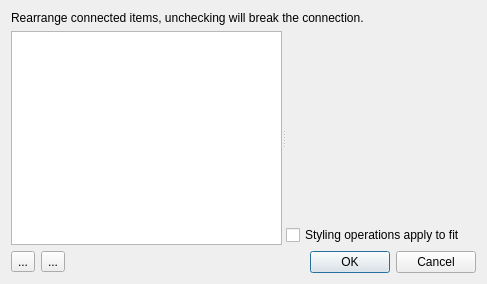
Before: the Qt Designer form kinetic/metaitemproperties.ui in hvennekate/data_element, drawn with Qt 5.
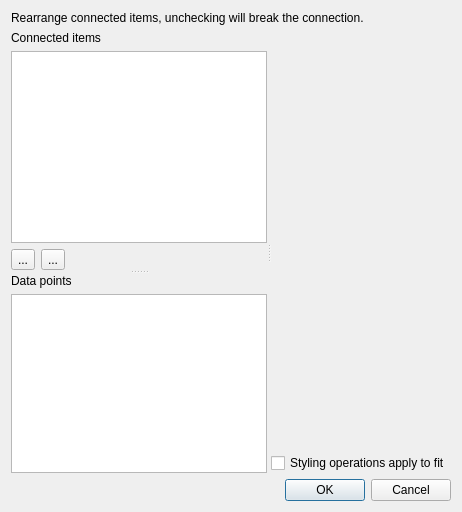
After: the same form once the commit is applied. Custom widgets are drawn as their Qt base class.

```diff
--- a/kinetic/metaitemproperties.ui
+++ b/kinetic/metaitemproperties.ui
@@ -6,14 +6,20 @@
    <rect>
     <x>0</x>
     <y>0</y>
-    <width>487</width>
-    <height>284</height>
+    <width>452</width>
+    <height>512</height>
    </rect>
   </property>
+  <property name="sizePolicy">
+   <sizepolicy hsizetype="Preferred" vsizetype="Fixed">
+    <horstretch>0</horstretch>
+    <verstretch>0</verstretch>
+   </sizepolicy>
+  </property>
   <property name="windowTitle">
    <string>Connected Items</string>
   </property>
-  <layout class="QVBoxLayout" name="verticalLayout_3">
+  <layout class="QVBoxLayout" name="verticalLayout_4">
    <item>
     <widget class="QLabel" name="label">
      <property name="text">
@@ -22,16 +28,27 @@
     </widget>
    </item>
    <item>
+    <widget class="QSplitter" name="plotListSplitter">
+     <property name="orientation">
+      <enum>Qt::Horizontal</enum>
+     </property>
     <widget class="QSplitter" name="splitter">
-     <property name="sizePolicy">
-      <sizepolicy hsizetype="Expanding" vsizetype="MinimumExpanding">
-       <horstretch>0</horstretch>
-       <verstretch>0</verstretch>
-      </sizepolicy>
-     </property>
      <property name="orientation">
-      <enum>Qt::Horizontal</enum>
-     </property>
+       <enum>Qt::Vertical</enum>
+      </property>
+      <widget class="QWidget" name="layoutWidget">
+       <layout class="QVBoxLayout" name="verticalLayout_2">
+        <item>
+         <widget class="QLabel" name="label_2">
+          <property name="text">
+           <string>Connected items</string>
+          </property>
+          <property name="buddy">
+           <cstring>connectedItemsList</cstring>
+          </property>
+         </widget>
+        </item>
+        <item>
      <widget class="QListWidget" name="connectedItemsList">
       <property name="sizePolicy">
        <sizepolicy hsizetype="MinimumExpanding" vsizetype="MinimumExpanding">
@@ -43,27 +60,9 @@
        <enum>QAbstractItemView::ContiguousSelection</enum>
       </property>
      </widget>
-     <widget class="QWidget" name="layoutWidget">
-      <layout class="QVBoxLayout" name="verticalLayout">
-       <item>
-        <widget class="QwtPlot" name="itemPreview"/>
        </item>
        <item>
-        <widget class="QCheckBox" name="styleFit">
-         <property name="enabled">
-          <bool>true</bool>
-         </property>
-         <property name="text">
-          <string>Styling operations apply to fit</string>
-         </property>
-        </widget>
-       </item>
-      </layout>
-     </widget>
-    </widget>
-   </item>
-   <item>
-    <layout class="QHBoxLayout" name="horizontalLayout_2">
+         <layout class="QHBoxLayout" name="horizontalLayout">
      <item>
       <widget class="QToolButton" name="moveUpButton">
        <property name="text">
@@ -91,14 +90,73 @@
        </property>
       </spacer>
      </item>
+         </layout>
+        </item>
+       </layout>
+      </widget>
+      <widget class="QWidget" name="layoutWidget">
+       <layout class="QVBoxLayout" name="verticalLayout_3">
+        <item>
+         <widget class="QLabel" name="dataPointsLabel">
+          <property name="text">
+           <string>Data points</string>
+          </property>
+          <property name="buddy">
+           <cstring>dataTable</cstring>
+          </property>
+         </widget>
+        </item>
+        <item>
+         <widget class="QTableWidget" name="dataTable">
+          <property name="columnCount">
+           <number>2</number>
+          </property>
+          <attribute name="horizontalHeaderVisible">
+           <bool>false</bool>
+          </attribute>
+          <column>
+           <property name="text">
+            <string>x</string>
+           </property>
+          </column>
+          <column>
+           <property name="text">
+            <string>y</string>
+           </property>
+          </column>
+         </widget>
+        </item>
+       </layout>
+      </widget>
+     </widget>
+     <widget class="QWidget" name="layoutWidget">
+      <layout class="QVBoxLayout" name="verticalLayout">
+       <item>
+        <widget class="QwtPlot" name="itemPreview"/>
+       </item>
+       <item>
+        <widget class="QwtPlot" name="metaPlot"/>
+       </item>
+       <item>
+        <widget class="QCheckBox" name="styleFit">
+         <property name="enabled">
+          <bool>true</bool>
+         </property>
+         <property name="text">
+          <string>Styling operations apply to fit</string>
+         </property>
+        </widget>
+       </item>
+      </layout>
+     </widget>
+    </widget>
+   </item>
      <item>
       <widget class="QDialogButtonBox" name="buttonBox">
        <property name="standardButtons">
         <set>QDialogButtonBox::Cancel|QDialogButtonBox::Ok</set>
        </property>
       </widget>
-     </item>
-    </layout>
    </item>
   </layout>
  </widget>
```
Lines whose indentation alone changed are shown as unchanged.
